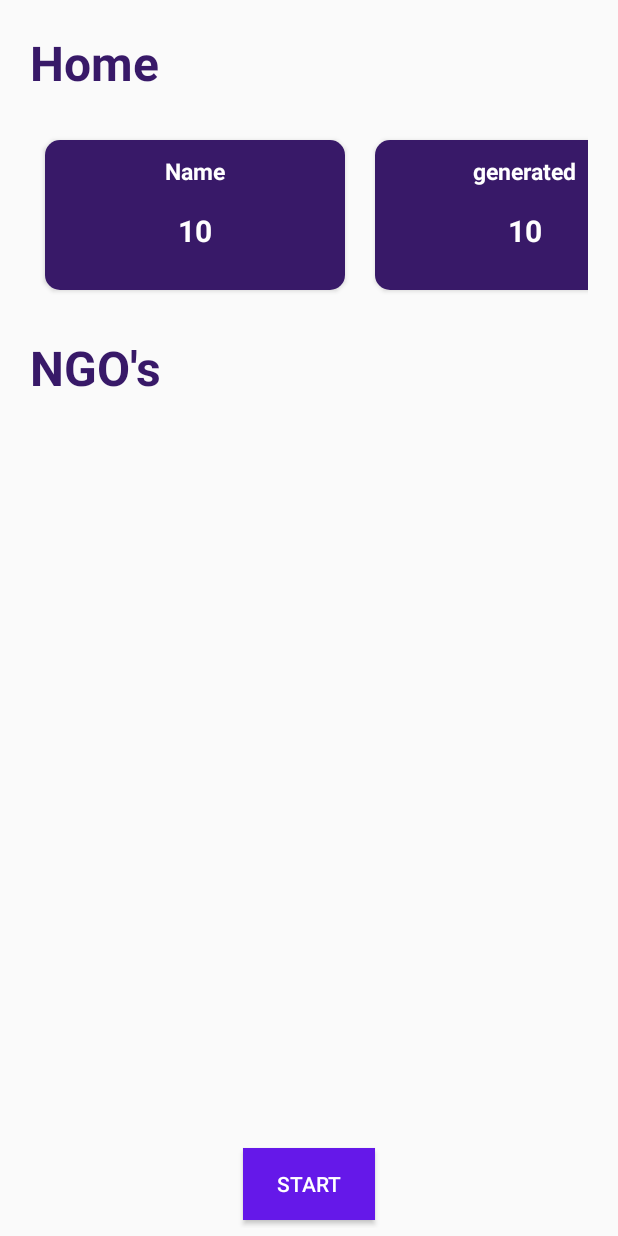
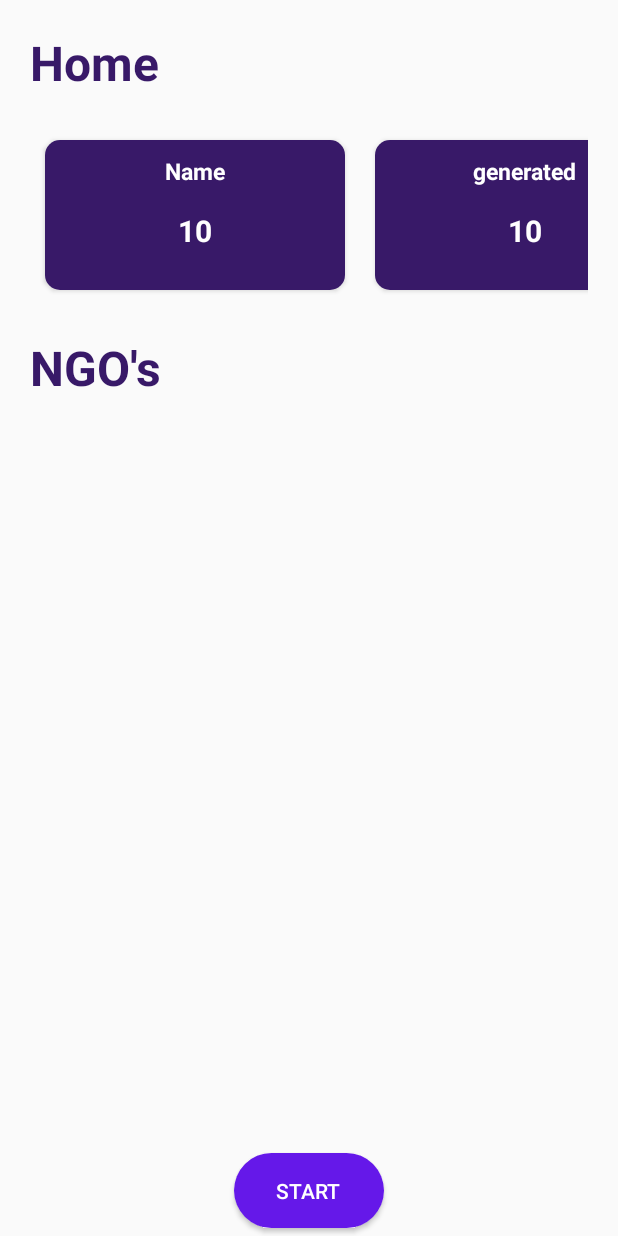
Before and after one commit to sebyjt/karna, an Android app: the screen it shows after launch once a user with an empty profile is signed in (Home), on a phone screen of 412 x 824 dp. Run offline under Robolectric (Android 15) with nearby library versions, the phone set to English and light mode, and no system bars; our stand-ins replace Firebase (no records; nobody signed in at launch, a user with empty details on screens opened directly), Picasso; network calls fail; pictures from the network do not load.

Commit message:
bug fix + tweaks

```diff
--- a/app/src/main/java/in/iodev/karna/Home.java
+++ b/app/src/main/java/in/iodev/karna/Home.java
@@ -66,6 +66,8 @@ public class Home extends AppCompatActivity {
         }
 
         preferences=getDefaultSharedPreferences(getApplicationContext());
+
+        percent="75";
         running=preferences.getBoolean("running",false);
         if(running)
         {
@@ -80,7 +82,7 @@ public class Home extends AppCompatActivity {
         generate=findViewById(R.id.generate);
         name=findViewById(R.id.username);
         percentage=findViewById(R.id.percent);
-        if(preferences.contains("firstsignin"))
+        if(preferences.getBoolean("firstsignin",false))
         {
             percent="25";
             JSONObject items=new JSONObject();
--- a/app/src/main/java/in/iodev/karna/LoginActivity.java
+++ b/app/src/main/java/in/iodev/karna/LoginActivity.java
@@ -48,7 +48,7 @@ public class LoginActivity extends AppCompatActivity {
         firebaseAuth = FirebaseAuth.getInstance();
 
         GoogleSignInOptions gso = new GoogleSignInOptions.Builder(GoogleSignInOptions.DEFAULT_SIGN_IN)
-                .requestIdToken(getString(R.string.default_web_client_id))
+                .requestIdToken("791941464258-1rrlb8d72ug6q5gira8h5du3a05st56h.apps.googleusercontent.com")
                 .requestEmail()
                 .build();
 
@@ -95,6 +95,12 @@ public class LoginActivity extends AppCompatActivity {
                 if (task.isSuccessful()) {
                     SharedPreferences.Editor editor=preferences.edit();
                     editor.putString("user", firebaseAuth.getCurrentUser().getDisplayName());
+                    Toast.makeText(getApplicationContext(), firebaseAuth.getCurrentUser().getDisplayName(), Toast.LENGTH_SHORT).show();
+                    boolean newuser=task.getResult().getAdditionalUserInfo().isNewUser();
+                    if(newuser)
+                    {
+                        preferences.edit().putBoolean("firstsignin",true);
+                    }
                     editor.commit();
                     startActivity(new Intent(getApplicationContext(), Home.class));
                     finish();
--- a/app/src/main/res/layout/activity_home.xml
+++ b/app/src/main/res/layout/activity_home.xml
@@ -261,22 +261,28 @@
             android:layout_width="match_parent"
             android:layout_height="wrap_content"
             android:layout_margin="20dp"></android.support.v7.widget.RecyclerView></LinearLayout>
+    <android.support.v7.widget.CardView
+        android:layout_width="100dp"
+        android:layout_height="50dp"
+        android:layout_alignParentBottom="true"
+        android:layout_centerHorizontal="true"
+        android:layout_marginBottom="5dp"
+        app:cardCornerRadius="25dp">
 <LinearLayout
-    android:layout_width="wrap_content"
-    android:layout_height="wrap_content"
-    android:layout_alignParentBottom="true"
-    android:layout_centerHorizontal="true"
-    android:layout_marginBottom="5dp"
+    android:layout_width="match_parent"
+    android:layout_height="match_parent"
+    android:background="@color/colorPrimaryDark"
+
     android:orientation="horizontal">
     <Button
         android:id="@+id/start"
         android:layout_margin="5dp"
         android:layout_width="wrap_content"
         android:layout_height="wrap_content"
-
-        android:background="@color/colorPrimaryDark"
+        android:background="@android:color/transparent"
         android:text="start"
         android:textColor="@android:color/white"
         android:visibility="visible" />
 </LinearLayout>
+    </android.support.v7.widget.CardView>
 </RelativeLayout>
```
